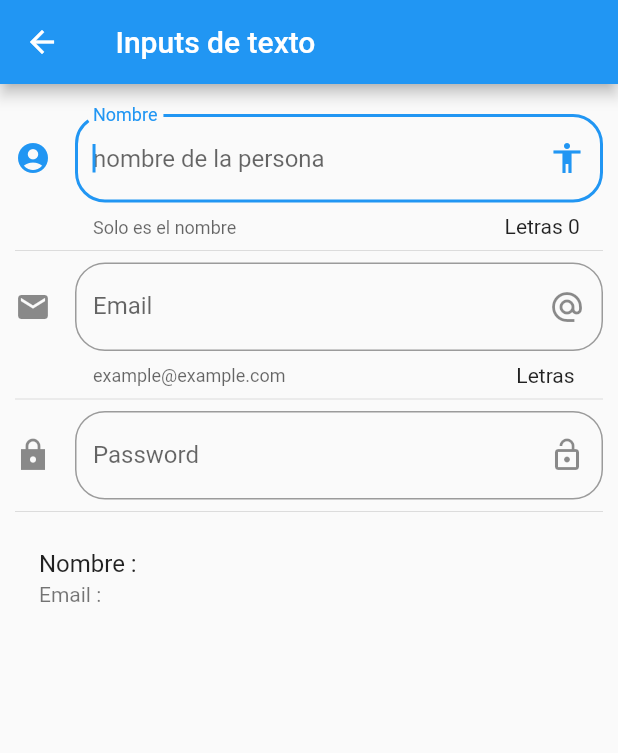
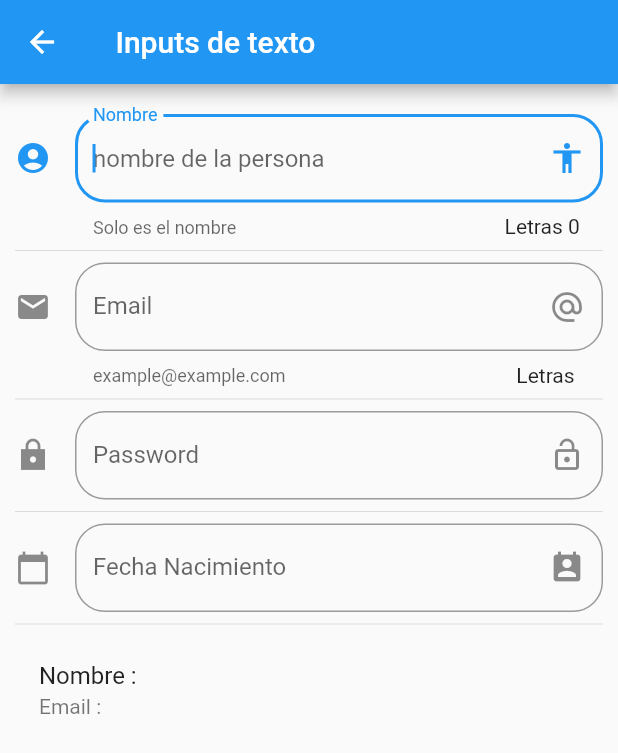
Before and after one commit to matcop/appFlutter, a Flutter app: the InputPage screen opened by its route, on a phone screen of 412 x 824 dp. Shown: the top 753 px of the screen. Run offline on Flutter 3.47's test engine with Material 2 defaults, Android fonts, the phone set to English and light mode, and no system bars.

Commit message:
81 datepicker

```diff
--- a/lib/src/pages/input_page.dart
+++ b/lib/src/pages/input_page.dart
@@ -8,6 +8,10 @@ class InputPage extends StatefulWidget {
 class _InputPageState extends State<InputPage> {
   String _nombre = '';
   String _email = '';
+  String _fecha = '';
+
+  TextEditingController _inputFieldController = new TextEditingController();
+
   @override
   Widget build(BuildContext context) {
     return Scaffold(
@@ -22,6 +26,8 @@ class _InputPageState extends State<InputPage> {
           _crearEmail(),
           Divider(),
           _crearPassword(),
+          Divider(),
+          _crearFecha(context),
           Divider(),
           _crearPersona(),
         ],
@@ -87,6 +93,40 @@ class _InputPageState extends State<InputPage> {
     );
   }
 
+  Widget _crearFecha(BuildContext context) {
+    return TextField(
+      enableInteractiveSelection: false,
+      controller: _inputFieldController,
+      decoration: InputDecoration(
+          border: OutlineInputBorder(borderRadius: BorderRadius.circular(20.0)),
+          hintText: 'Fecha Nac.',
+          labelText: 'Fecha Nacimiento',
+          suffixIcon: Icon(Icons.perm_contact_calendar),
+          icon: Icon(Icons.calendar_today)),
+      onTap: () {
+//quitar el foco
+        FocusScope.of(context).requestFocus(new FocusNode());
+        _selectData(context);
+      },
+    );
+  }
+
+  _selectData(BuildContext context) async {
+    DateTime picked = await showDatePicker(
+      context: context,
+      initialDate: new DateTime.now(),
+      firstDate: new DateTime(2018),
+      lastDate: new DateTime(2025),
+    );
+
+    if (picked != null) {
+      setState(() {
+        _fecha = picked.toString();
+        _inputFieldController.text = _fecha;
+      });
+    }
+  }
+
   Widget _crearPersona() {
     return ListTile(
       title: Text('Nombre : $_nombre'),
```
